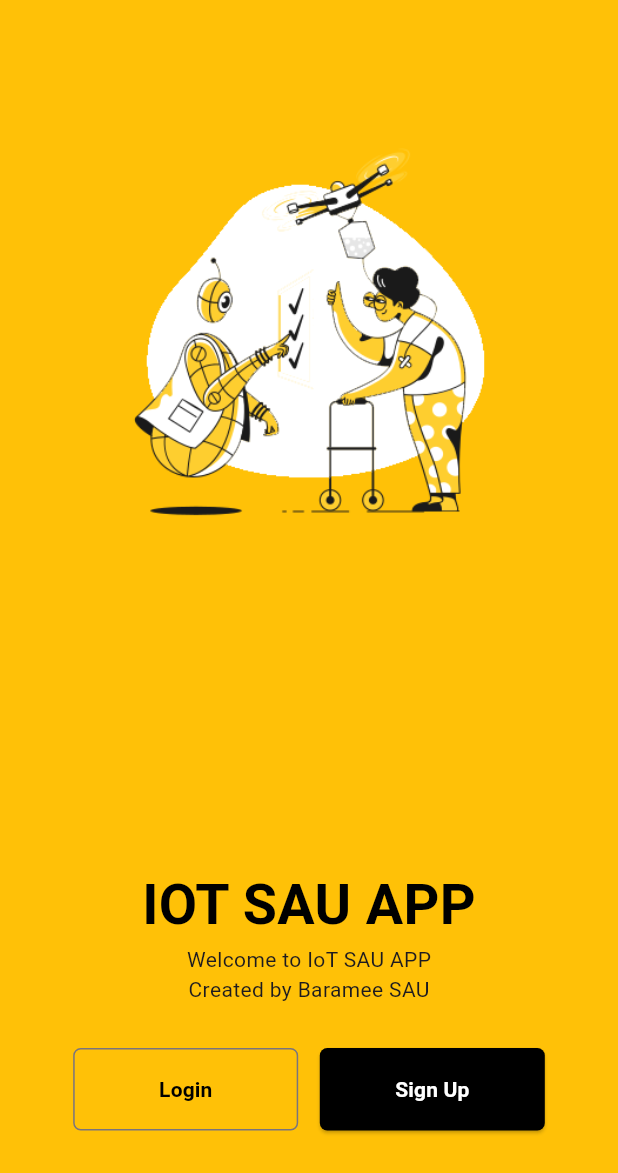
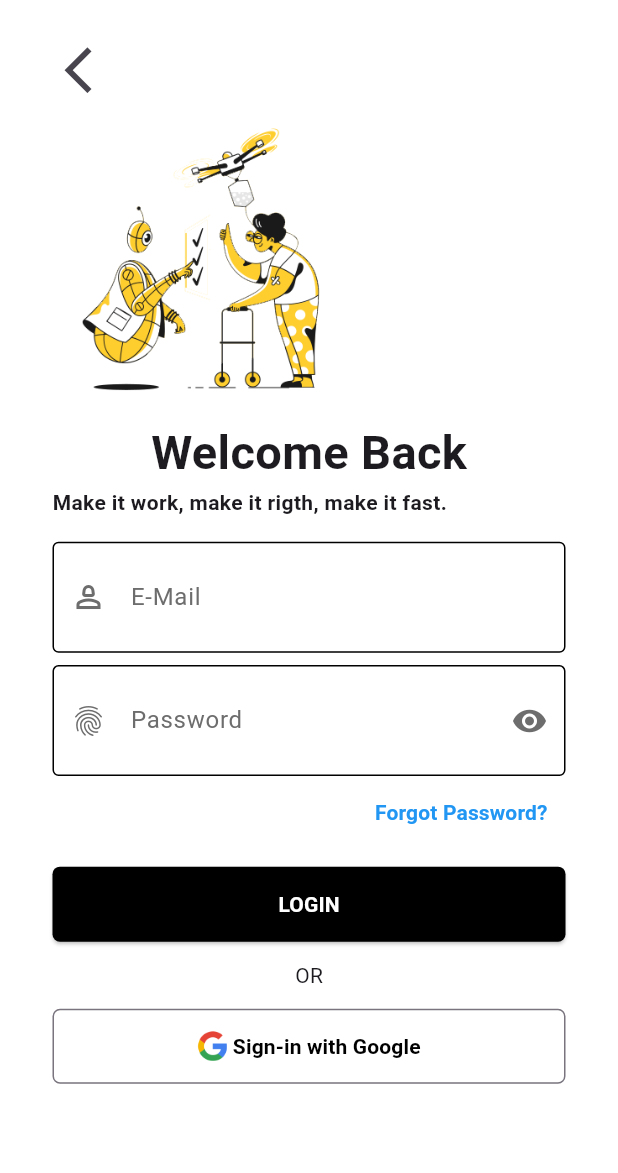
Before and after one commit to Mkanyant/iot_sau_frist_project, a Flutter app: the screen it shows after launch, on a phone screen of 412 x 824 dp. Shown: the top 1173 px of the screen. Run offline on Flutter 3.47's test engine with Material 3 defaults, Android fonts, the phone set to English and light mode, and no system bars.

Commit message:
v.3 Welcome, login

```diff
--- a/lib/main.dart
+++ b/lib/main.dart
@@ -1,5 +1,5 @@
 import 'package:flutter/material.dart';
-import 'package:iot_third_mobile_phone/views/welcome_ui.dart';
+import 'package:iot_third_mobile_phone/views/login_ui.dart';
 
 void main() {
   runApp(
@@ -20,7 +20,7 @@
   Widget build(BuildContext context) {
     return MaterialApp(
       debugShowCheckedModeBanner: false,
-      home: WelcomeUi(),
+      home: LoginUI(),
     );
   }
 }
--- /dev/null
+++ b/lib/views/login_ui.dart
@@ -0,0 +1,201 @@
+import 'package:flutter/material.dart';
+
+class LoginUI extends StatefulWidget {
+  const LoginUI({super.key});
+
+  @override
+  State<LoginUI> createState() => _LoginUIState();
+}
+
+class _LoginUIState extends State<LoginUI> {
+  @override
+  Widget build(BuildContext context) {
+    return Scaffold(
+      backgroundColor: Colors.white,
+      body: Padding(
+        padding: EdgeInsets.only(
+          left: 35.0,
+          right: 35.0,
+        ),
+        child: Center(
+          child: Column(
+            children: [
+              SizedBox(
+                height: MediaQuery.of(context).size.height * 0.025,
+              ),
+              Align(
+                alignment: Alignment.topLeft,
+                child: IconButton(
+                  onPressed: () {
+                    Navigator.pop(context);
+                  },
+                  icon: Icon(
+                    Icons.arrow_back_ios,
+                    size: MediaQuery.of(context).size.height * 0.045,
+                  ),
+                ),
+              ),
+              Align(
+                alignment: Alignment.centerLeft,
+                child: Image.asset(
+                  'assets/images/logo.png',
+                  height: MediaQuery.of(context).size.height * 0.25,
+                ),
+              ),
+              Align(
+                child: Text(
+                  'Welcome Back',
+                  style: TextStyle(
+                    fontSize: MediaQuery.of(context).size.height * 0.038,
+                    fontWeight: FontWeight.bold,
+                  ),
+                ),
+              ),
+              Align(
+                alignment: Alignment.centerLeft,
+                child: Text(
+                  'Make it work, make it rigth, make it fast.',
+                  style: TextStyle(
+                      fontSize: MediaQuery.of(context).size.height * 0.017,
+                      fontWeight: FontWeight.bold),
+                ),
+              ),
+              SizedBox(
+                height: MediaQuery.of(context).size.height * 0.02,
+              ),
+              TextField(
+                keyboardType: TextInputType.emailAddress,
+                decoration: InputDecoration(
+                  enabledBorder: OutlineInputBorder(),
+                  focusedBorder: OutlineInputBorder(),
+                  prefixIcon: Icon(
+                    Icons.person_2_outlined,
+                    color: const Color.fromARGB(255, 110, 109, 109),
+                  ),
+                  hintText: 'E-Mail',
+                  hintStyle: TextStyle(
+                    color: const Color.fromARGB(255, 110, 109, 109),
+                  ),
+                  //isDense: true,
+                  isCollapsed: true,
+                  contentPadding: EdgeInsets.symmetric(
+                    vertical: 25.0,
+                  ),
+                ),
+              ),
+              SizedBox(
+                height: MediaQuery.of(context).size.height * 0.01,
+              ),
+              TextField(
+                keyboardType: TextInputType.emailAddress,
+                decoration: InputDecoration(
+                  enabledBorder: OutlineInputBorder(),
+                  focusedBorder: OutlineInputBorder(),
+                  prefixIcon: Icon(
+                    Icons.fingerprint,
+                    color: const Color.fromARGB(255, 110, 109, 109),
+                  ),
+                  hintText: 'Password',
+                  hintStyle: TextStyle(
+                    color: const Color.fromARGB(255, 110, 109, 109),
+                  ),
+                  //isDense: true,
+                  isCollapsed: true,
+                  contentPadding: EdgeInsets.symmetric(
+                    vertical: 25.0,
+                  ),
+                  suffixIcon: Icon(Icons.visibility,
+                      color: const Color.fromARGB(255, 110, 109, 109)),
+                ),
+              ),
+              Align(
+                alignment: Alignment.centerRight,
+                child: TextButton(
+                  onPressed: () {},
+                  child: Text(
+                    'Forgot Password?',
+                    style: TextStyle(
+                      color: Colors.blue,
+                      fontWeight: FontWeight.bold,
+                    ),
+                  ),
+                ),
+              ),
+               SizedBox(
+                height: MediaQuery.of(context).size.height * 0.015,
+              ),
+               ElevatedButton(
+                  onPressed: () {},
+                  child: Text(
+                    'LOGIN',
+                    style: TextStyle(
+                      fontWeight: FontWeight.bold,
+                      color: Colors.white,
+                    ),
+                  ),
+                  style: ElevatedButton.styleFrom(
+                    fixedSize: Size(
+                      MediaQuery.of(context).size.width,
+                      50.0,
+                    ),
+                    backgroundColor: Colors.black,
+                    shape: RoundedRectangleBorder(
+                      borderRadius: BorderRadius.circular(
+                        5,
+                      ),
+                    ),
+                  ),
+                ),
+                SizedBox(
+                height: MediaQuery.of(context).size.height * 0.015,
+              ),
+                Text(
+                  'OR'
+                ),
+                SizedBox(
+                height: MediaQuery.of(context).size.height * 0.015,
+              ),
+                OutlinedButton(
+                  onPressed: () {},
+
+                  child: Row(
+                    mainAxisAlignment: MainAxisAlignment.center,
+                    children: [
+                      Image.asset('assets/images/googlelogo.png',
+                      height: 20.0,
+                      ),
+                      Text(
+                        ' Sign-in with Google',
+                        style: TextStyle(
+                          fontWeight: FontWeight.bold,
+                          color: Colors.black,
+                        ),
+                      ),
+                    ],
+                  ),
+                  style: OutlinedButton.styleFrom(
+                    fixedSize: Size(
+                       MediaQuery.of(context).size.width,
+                      50.0,
+                    ),
+                    shape: RoundedRectangleBorder(
+                      borderRadius: BorderRadius.circular(
+                        5,
+                      ),
+                    ),
+                  ),
+                ),
+                SizedBox(
+                height: MediaQuery.of(context).size.height * 0.015,
+              ),
+              Row(
+                mainAxisAlignment: MainAxisAlignment.center,
+                children: [],
+              )
+            ],
+          ),
+        ),
+      ),
+    );
+  }
+}
--- a/lib/views/signin_ui.dart
+++ /dev/null
@@ -1,15 +0,0 @@
-import 'package:flutter/material.dart';
-
-class SigninUi extends StatefulWidget {
-  const SigninUi({super.key});
-
-  @override
-  State<SigninUi> createState() => _SigninUiState();
-}
-
-class _SigninUiState extends State<SigninUi> {
-  @override
-  Widget build(BuildContext context) {
-    return Scaffold();
-  }
-}
--- a/lib/views/signup_ui.dart
+++ b/lib/views/signup_ui.dart
@@ -10,6 +10,8 @@
 class _SignupUiState extends State<SignupUi> {
   @override
   Widget build(BuildContext context) {
-    return Scaffold();
+    return Scaffold(
+      backgroundColor: Colors.pink,
+    );
   }
 }
--- a/lib/views/welcome_ui.dart
+++ b/lib/views/welcome_ui.dart
@@ -1,4 +1,6 @@
 import 'package:flutter/material.dart';
+import 'package:iot_third_mobile_phone/views/login_ui.dart';
+import 'package:iot_third_mobile_phone/views/signup_ui.dart';
 
 class WelcomeUi extends StatefulWidget {
   const WelcomeUi({super.key});
@@ -46,9 +48,17 @@
               mainAxisAlignment: MainAxisAlignment.center,
               children: [
                 OutlinedButton(
-                  onPressed: () {},
+                  onPressed: () {
+                    Navigator.push(
+                      context,
+                      MaterialPageRoute(
+                        builder: (context) => LoginUI(),
+                      ),
+                    );
+                  },
+
                   child: Text(
-                    'Login',
+                    'LOGIN',
                     style: TextStyle(
                       fontWeight: FontWeight.bold,
                       color: Colors.black,
@@ -70,9 +80,16 @@
                   width: MediaQuery.of(context).size.width * 0.035,
                 ),
                 ElevatedButton(
-                  onPressed: () {},
+                  onPressed: () {
+                   Navigator.push(
+                      context,
+                      MaterialPageRoute(
+                        builder: (context) => SignupUi(),
+                      ),
+                    );
+                  },
                   child: Text(
-                    'Sign Up',
+                    'SIGN UP',
                     style: TextStyle(
                       fontWeight: FontWeight.bold,
                       color: Colors.white,
```
